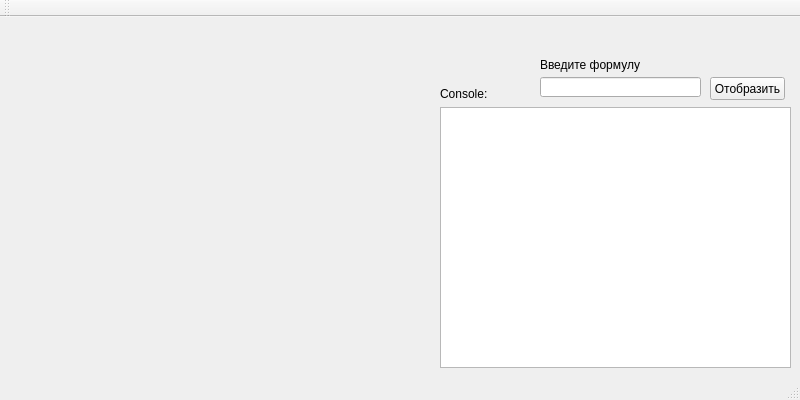
Old version of the form mainwindow.ui in the repository SumJest/FunctionGraph.
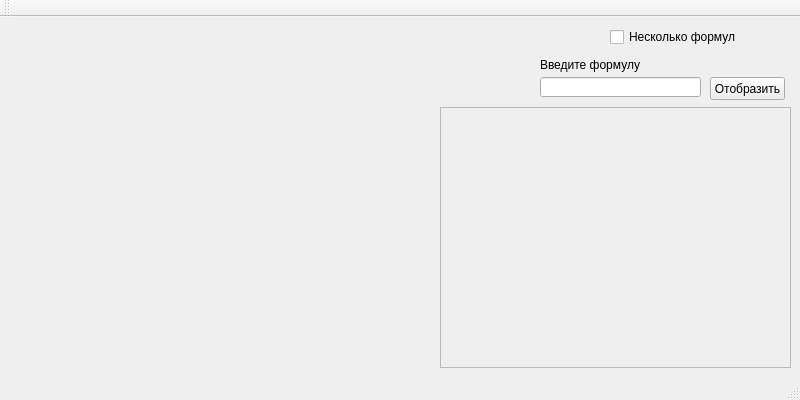
New version of the form.

What changed in the file:
```diff
--- a/mainwindow.ui
+++ b/mainwindow.ui
@@ -51,6 +51,9 @@
     </property>
    </widget>
    <widget class="QTextEdit" name="textEdit">
+    <property name="enabled">
+     <bool>false</bool>
+    </property>
     <property name="geometry">
      <rect>
       <x>440</x>
@@ -60,17 +63,17 @@
      </rect>
     </property>
    </widget>
-   <widget class="QLabel" name="label_2">
+   <widget class="QCheckBox" name="checkBox">
     <property name="geometry">
      <rect>
-      <x>440</x>
-      <y>70</y>
-      <width>47</width>
-      <height>13</height>
+      <x>610</x>
+      <y>10</y>
+      <width>181</width>
+      <height>20</height>
      </rect>
     </property>
     <property name="text">
-     <string>Console:</string>
+     <string>Несколько формул</string>
     </property>
    </widget>
   </widget>
```
